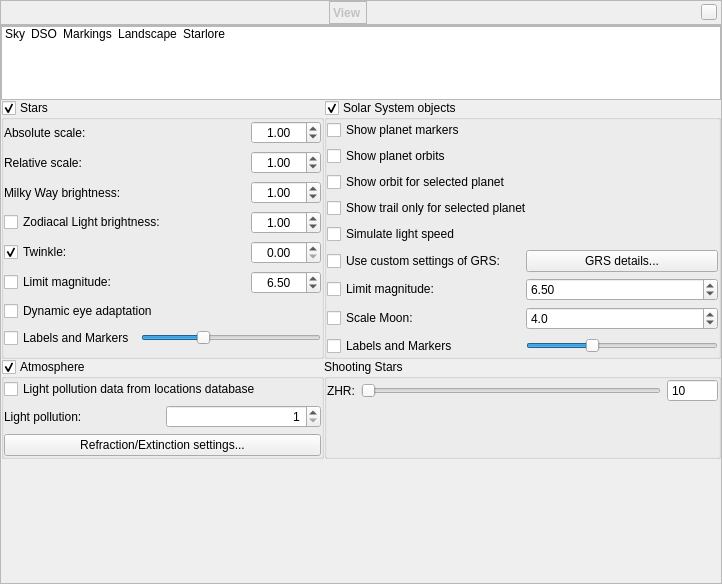
Qt form src/gui/viewDialog.ui (519984307/stellarium_src) before a commit.
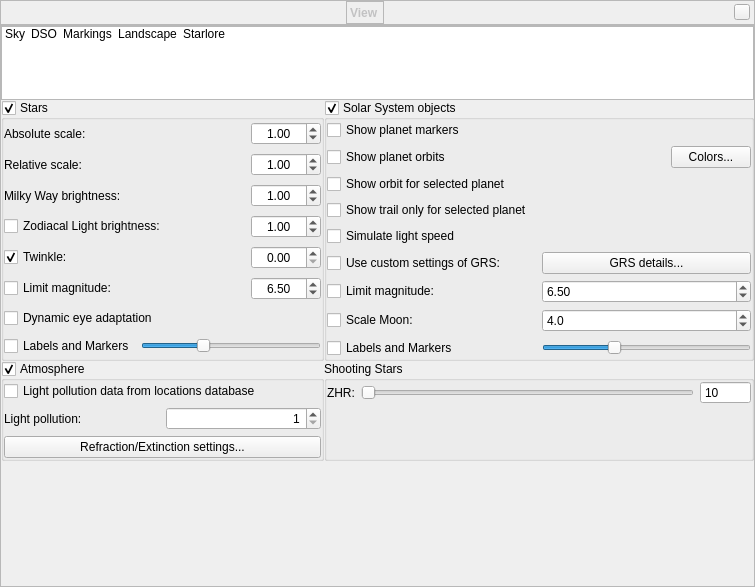
The same form after that commit. Icons and pictures are not drawn. Custom widgets are drawn as their Qt base class.

Commit message: Final fix for setting of separate colors for each planet's orbit

```diff
--- a/src/gui/viewDialog.ui
+++ b/src/gui/viewDialog.ui
@@ -6,8 +6,8 @@
    <rect>
     <x>0</x>
     <y>0</y>
-    <width>722</width>
-    <height>584</height>
+    <width>755</width>
+    <height>587</height>
    </rect>
   </property>
   <property name="font">
@@ -859,6 +859,11 @@
               </widget>
              </item>
              <item>
+              <layout class="QHBoxLayout" name="horizontalLayout_16">
+               <property name="bottomMargin">
+                <number>0</number>
+               </property>
+               <item>
               <widget class="QCheckBox" name="planetOrbitCheckBox">
                <property name="sizePolicy">
                 <sizepolicy hsizetype="Minimum" vsizetype="Fixed">
@@ -872,6 +877,31 @@
               </widget>
              </item>
              <item>
+                <spacer name="horizontalSpacer_4">
+                 <property name="orientation">
+                  <enum>Qt::Horizontal</enum>
+                 </property>
+                 <property name="sizeHint" stdset="0">
+                  <size>
+                   <width>40</width>
+                   <height>20</height>
+                  </size>
+                 </property>
+                </spacer>
+               </item>
+               <item>
+                <widget class="QPushButton" name="pushButtonOrbitColors">
+                 <property name="toolTip">
+                  <string>Configure colors of lines of orbits</string>
+                 </property>
+                 <property name="text">
+                  <string>Colors...</string>
+                 </property>
+                </widget>
+               </item>
+              </layout>
+             </item>
+             <item>
               <widget class="QCheckBox" name="planetIsolatedOrbitCheckBox">
                <property name="toolTip">
                 <string>Deactivate this option if you want to see orbit for selected planet and its moons.</string>
```
Left out of the diff: 4 changed lines with no effect on the pictures. Lines whose indentation alone changed are shown as unchanged. The commit also changes 10 other files.
